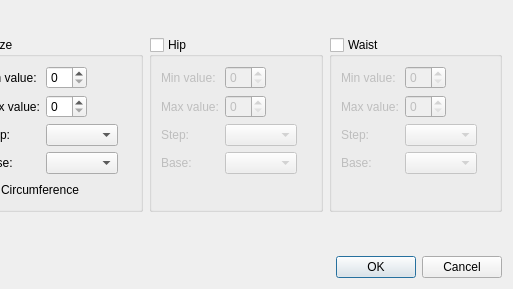
Qt form src/app/tape/dialogs/dialogsetupmultisize.ui (dismine/valentina) before a commit; both pictures show x 221 to 734 and y 0 to 289 of the 734 by 289 pixel window.
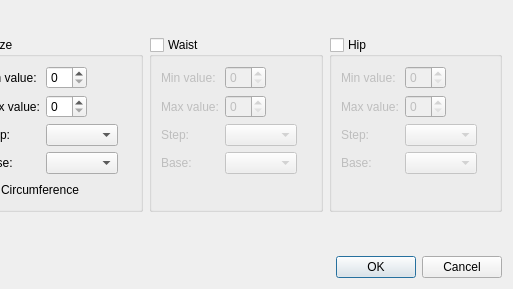
The same form after that commit. Icons and pictures are not drawn.

Commit message: Swap hip and waist.

```diff
--- a/src/app/tape/dialogs/dialogsetupmultisize.ui
+++ b/src/app/tape/dialogs/dialogsetupmultisize.ui
@@ -220,7 +220,7 @@
      <item>
       <widget class="QGroupBox" name="groupBoxWDimension">
        <property name="title">
-        <string>Hip</string>
+        <string comment="dimension">Waist</string>
        </property>
        <property name="checkable">
         <bool>true</bool>
@@ -310,7 +310,7 @@
      <item>
       <widget class="QGroupBox" name="groupBoxZDimension">
        <property name="title">
-        <string>Waist</string>
+        <string comment="dimension">Hip</string>
        </property>
        <property name="checkable">
         <bool>true</bool>
```
Left out of the diff: 4 changed lines with no effect on the pictures. The commit also changes 2 other files.
